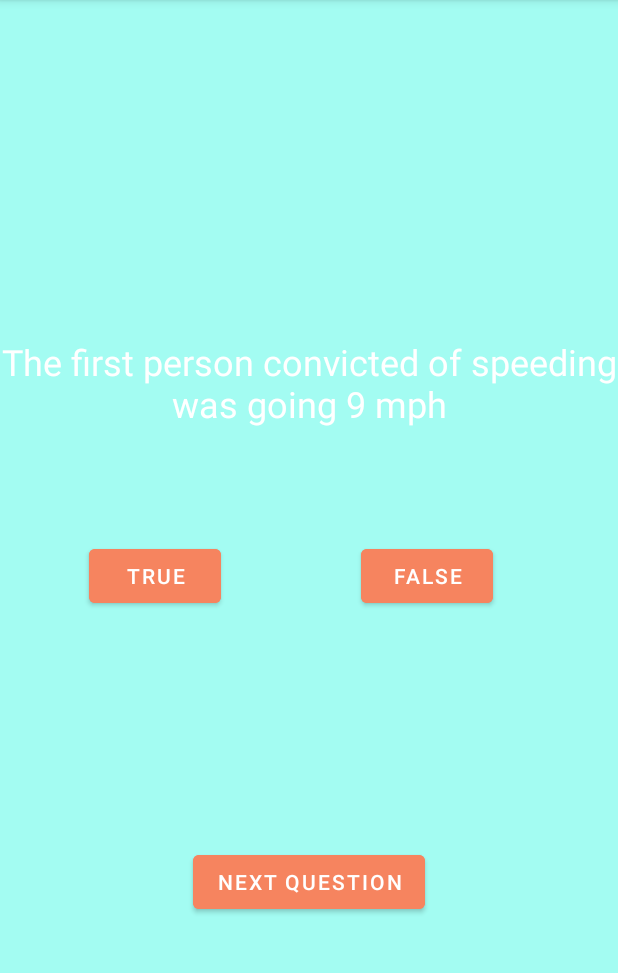
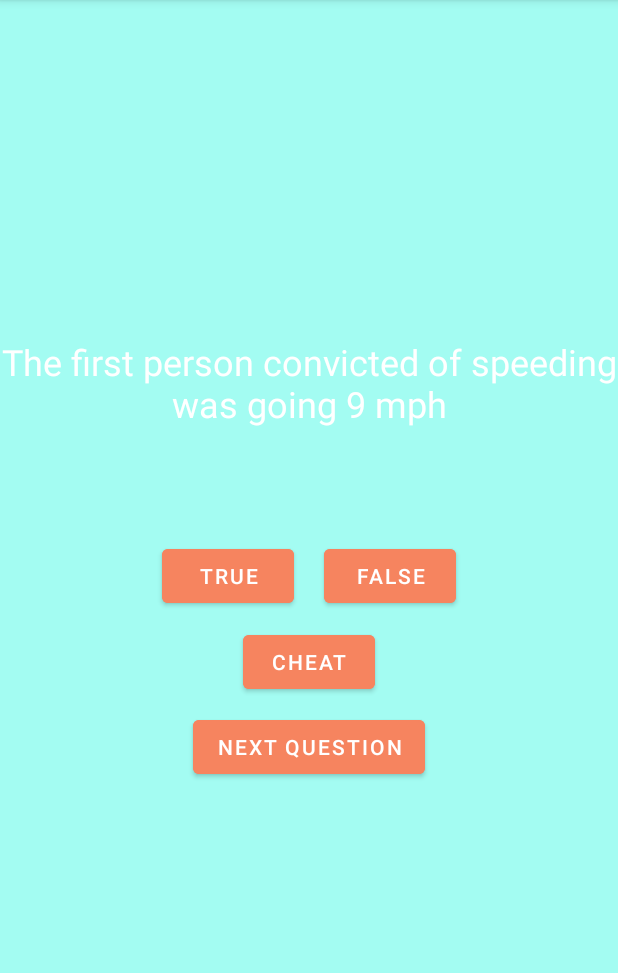
Before and after one commit to Dfpotis/Quiz, an Android app: the screen it shows after launch (MainActivity), on a phone screen of 412 x 824 dp, the part 84-1057 px from its top. Run offline under Robolectric (Android 15) with nearby library versions, the phone set to English and light mode, and no system bars.

Commit message:
Quiz app with Fragments

```diff
--- a/app/src/main/java/com/potis/honorsmobileapps/quiz/MainFragment.kt
+++ b/app/src/main/java/com/potis/honorsmobileapps/quiz/MainFragment.kt
@@ -21,7 +21,6 @@ class MainFragment : Fragment() {
         Question(R.string.question2, true),
         Question(R.string.question3, true),
         Question(R.string.question4, false),
-
         Question(R.string.question5, true)
     )
     override fun onSaveInstanceState(savedInstanceState:Bundle) {
--- a/app/src/main/res/layout/fragment_main.xml
+++ b/app/src/main/res/layout/fragment_main.xml
@@ -9,6 +9,7 @@
     android:background="#A3FCF2">
 
     <Button
+
         android:id="@+id/t"
         android:layout_width="wrap_content"
         android:layout_height="wrap_content"
@@ -16,21 +17,21 @@
         android:text="@string/rue"
         app:layout_constraintBottom_toBottomOf="parent"
         app:layout_constraintEnd_toStartOf="@+id/guideline2"
-        app:layout_constraintStart_toStartOf="parent"
+        android:layout_marginRight="10dp"
         app:layout_constraintTop_toTopOf="parent" />
 
     <Button
+        android:layout_marginLeft="10dp"
         android:backgroundTint="#F6845F"
         android:id="@+id/f"
         android:layout_width="wrap_content"
         android:layout_height="wrap_content"
-        android:layout_marginEnd="50dp"
         android:text="@string/alse"
         app:layout_constraintBaseline_toBaselineOf="@+id/t"
-        app:layout_constraintEnd_toEndOf="parent"
         app:layout_constraintStart_toStartOf="@+id/guideline2" />
 
     <Button
+        android:layout_marginBottom="180dp"
         android:backgroundTint="#F6845F"
         android:id="@+id/next"
         android:layout_width="wrap_content"
@@ -60,7 +61,16 @@
         android:layout_width="wrap_content"
         android:layout_height="wrap_content"
         android:orientation="vertical"
-        app:layout_constraintGuide_percent="0.50144094" />
+        app:layout_constraintGuide_percent="0.5" />
 
+    <Button
+        android:backgroundTint="#F6845F"
+        android:layout_width="wrap_content"
+        android:layout_height="wrap_content"
+        android:text="CHEAT"
+        app:layout_constraintBottom_toTopOf="@+id/next"
+        app:layout_constraintEnd_toEndOf="@+id/f"
+        app:layout_constraintStart_toStartOf="@+id/t"
+        app:layout_constraintTop_toBottomOf="@+id/f" />
 
 </androidx.constraintlayout.widget.ConstraintLayout>
--- a/app/src/main/res/values/strings.xml
+++ b/app/src/main/res/values/strings.xml
@@ -11,6 +11,6 @@
     <string name="question3">Chinese police officers use police geese, along with police dogs</string>
     <string name="question4">Napoleon was once Attacked by 5,000 rabbits</string>
     <string name="question5">The fire hydrant patent was lost in a fire</string>
-<!-- TODO: Remove or change this placeholder text -->
+    <!-- TODO: Remove or change this placeholder text -->
     <string name="hello_blank_fragment">Hello blank fragment</string>
 </resources>
```
Also changed, not shown: app/src/main/java/com/potis/honorsmobileapps/quiz/CheatFragment.kt (added, +30 -0 lines), app/src/main/java/com/potis/honorsmobileapps/quiz/WonFragment.kt (added, +29 -0 lines), app/src/main/res/layout/fragment_cheat.xml (added, +43 -0 lines), app/src/main/res/layout/fragment_won.xml (added, +36 -0 lines).
